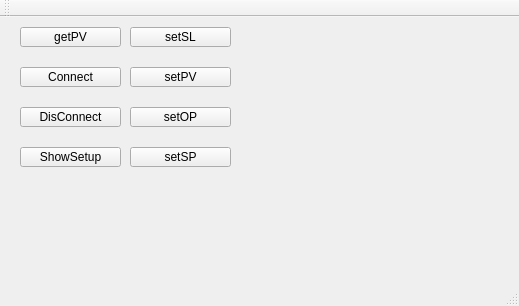
First picture: the form in AL808_DRV/test_AL808/mainwindow.ui, repository Aimiaomiao1314/temControl, before the edit.
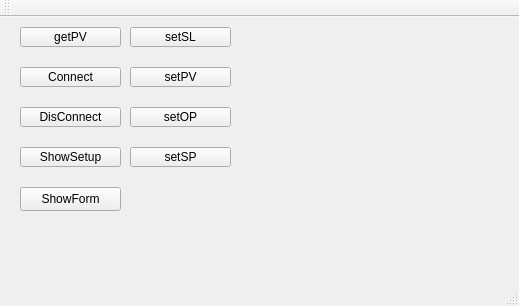
Second picture: the form after the edit.

Diff of the .ui file:
```diff
--- a/AL808_DRV/test_AL808/mainwindow.ui
+++ b/AL808_DRV/test_AL808/mainwindow.ui
@@ -118,6 +118,19 @@
      <string>setPV</string>
     </property>
    </widget>
+   <widget class="QPushButton" name="pushButton_ShowForm">
+    <property name="geometry">
+     <rect>
+      <x>20</x>
+      <y>170</y>
+      <width>101</width>
+      <height>24</height>
+     </rect>
+    </property>
+    <property name="text">
+     <string>ShowForm</string>
+    </property>
+   </widget>
   </widget>
   <widget class="QMenuBar" name="menuBar">
    <property name="geometry">
```
